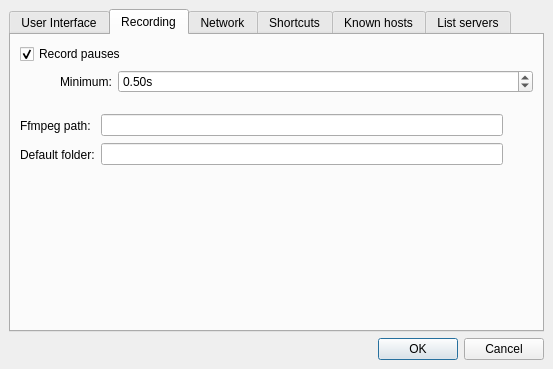
Before: the Qt Designer form src/client/ui/settings.ui in drawpile/Drawpile, drawn with Qt 5.
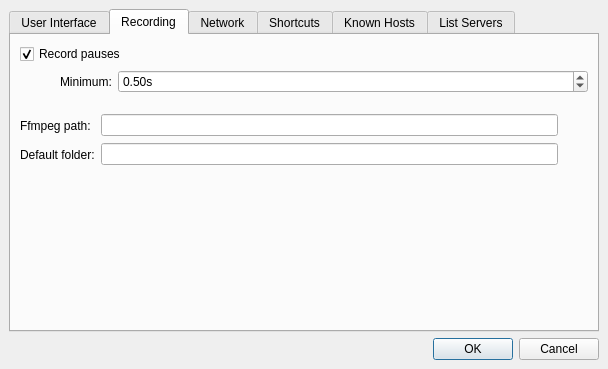
After: the same form once the commit is applied. The open tabs and pages were chosen to show the change. Icons and pictures are not drawn.

```diff
--- a/src/client/ui/settings.ui
+++ b/src/client/ui/settings.ui
@@ -6,7 +6,7 @@
    <rect>
     <x>0</x>
     <y>0</y>
-    <width>553</width>
+    <width>608</width>
     <height>369</height>
    </rect>
   </property>
@@ -106,6 +106,9 @@
          </item>
          <item>
           <layout class="QFormLayout" name="formLayout_3">
+           <property name="formAlignment">
+            <set>Qt::AlignLeading|Qt::AlignLeft|Qt::AlignTop</set>
+           </property>
            <item row="0" column="0">
             <widget class="QLabel" name="label_2">
              <property name="text">
@@ -323,7 +326,7 @@
      </widget>
      <widget class="QWidget" name="tab_4">
       <attribute name="title">
-       <string>Known hosts</string>
+       <string>Known Hosts</string>
       </attribute>
       <layout class="QVBoxLayout" name="verticalLayout">
        <item>
@@ -388,7 +391,7 @@
      </widget>
      <widget class="QWidget" name="tab_5">
       <attribute name="title">
-       <string>List servers</string>
+       <string>List Servers</string>
       </attribute>
       <layout class="QVBoxLayout" name="verticalLayout_3">
        <item>
```
Left out of the diff: 10 changed lines with no effect on the pictures.
